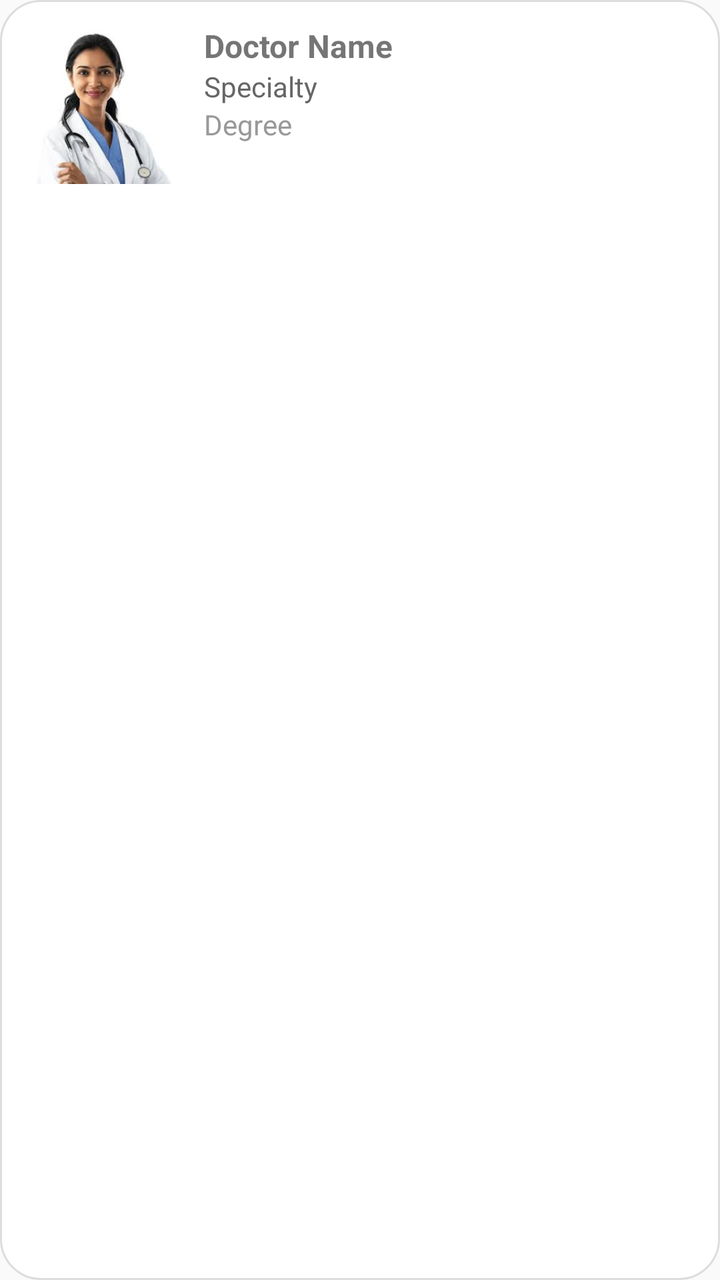
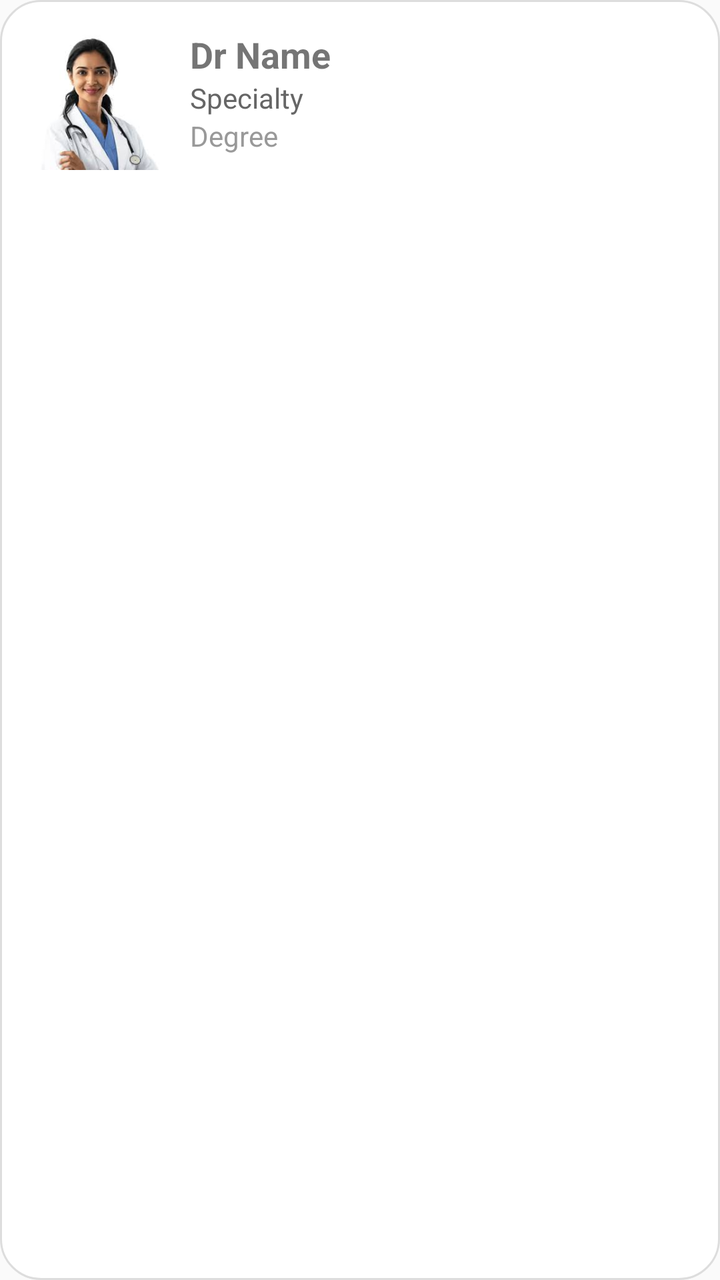

Screens rendered from an Android XML layout before and after an edit, with the pre-edit source and the edit as a unified diff.
<!-- AndroidManifest.xml: application theme Theme.AppCompat.Light.NoActionBar -->
<!-- res/layout/doctor_card.xml -->
<?xml version="1.0" encoding="utf-8"?>
<LinearLayout xmlns:android="http://schemas.android.com/apk/res/android"
    android:layout_width="match_parent"
    android:layout_height="wrap_content"
    android:background="@drawable/bg_card"
    android:orientation="horizontal"
    android:padding="12dp"
    android:layout_margin="10dp">

    <ImageView
        android:id="@+id/img"
        android:layout_width="80dp"
        android:layout_height="80dp"
        android:scaleType="centerCrop"
        android:src="@drawable/doc1"/>

    <LinearLayout
        android:layout_marginStart="10dp"
        android:orientation="vertical"
        android:layout_width="match_parent"
        android:layout_height="wrap_content">

        <TextView
            android:id="@+id/name"
            android:text="Doctor Name"
            android:textStyle="bold"
            android:textSize="16sp"
            android:layout_width="wrap_content"
            android:layout_height="wrap_content"/>

        <TextView
            android:id="@+id/spec"
            android:text="Specialty"
            android:textColor="#666"
            android:layout_width="wrap_content"
            android:layout_height="wrap_content"/>

        <TextView
            android:id="@+id/degree"
            android:text="Degree"
            android:textColor="#999"
            android:layout_width="wrap_content"
            android:layout_height="wrap_content"/>
    </LinearLayout>

</LinearLayout>
<!-- resources referenced by this layout -->
<resources>
  <!-- drawable bg_card (drawable) -->
  <shape xmlns:android="http://schemas.android.com/apk/res/android">
      <solid android:color="#FFFFFF"/>
      <corners android:radius="20dp"/>
      <stroke android:width="1dp" android:color="#DDDDDD"/>
  </shape>
  <!-- drawable doc1: jpeg bitmap (drawable, 5588 bytes) -->
</resources>

<!-- the commit's change to res/layout/doctor_card.xml (unified diff, before → after) -->
@@ -2,29 +2,30 @@
 <LinearLayout xmlns:android="http://schemas.android.com/apk/res/android"
     android:layout_width="match_parent"
     android:layout_height="wrap_content"
-    android:background="@drawable/bg_card"
     android:orientation="horizontal"
-    android:padding="12dp"
-    android:layout_margin="10dp">
+    android:padding="15dp"
+    android:layout_margin="10dp"
+    android:background="@drawable/bg_card">
 
+    
     <ImageView
         android:id="@+id/img"
-        android:layout_width="80dp"
-        android:layout_height="80dp"
-        android:scaleType="centerCrop"
-        android:src="@drawable/doc1"/>
+        android:layout_width="70dp"
+        android:layout_height="70dp"
+        android:src="@drawable/doc1"
+        android:scaleType="centerCrop"/>
 
     <LinearLayout
+        android:orientation="vertical"
         android:layout_marginStart="10dp"
-        android:orientation="vertical"
         android:layout_width="match_parent"
         android:layout_height="wrap_content">
 
         <TextView
             android:id="@+id/name"
-            android:text="Doctor Name"
+            android:text="Dr Name"
             android:textStyle="bold"
-            android:textSize="16sp"
+            android:textSize="18sp"
             android:layout_width="wrap_content"
             android:layout_height="wrap_content"/>
 
